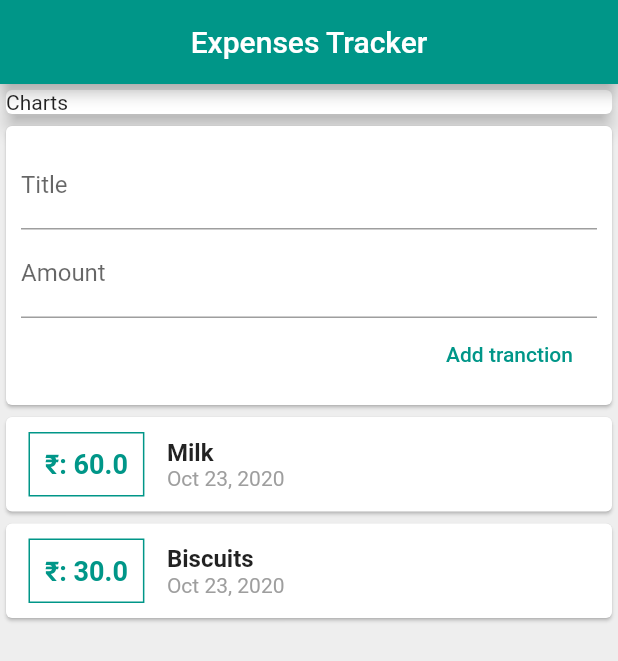
After one commit to guharoyAntik/expensesTracker, a Flutter app: the screen it shows after launch, on a phone screen of 412 x 824 dp. The commit adds this screen. Shown: the top 661 px of the screen. Run offline on Flutter 3.47's test engine with Material 2 defaults, Android fonts, the phone set to English and light mode, and no system bars.

Commit message:
New transactions can now be added

```diff
--- /dev/null
+++ b/lib/widgets/new_transcation.dart
@@ -0,0 +1,47 @@
+import 'package:flutter/material.dart';
+
+class NewTransaction extends StatelessWidget {
+  final titleController = TextEditingController();
+  final amountController = TextEditingController();
+  final Function addTransaction;
+
+  NewTransaction(this.addTransaction);
+
+  @override
+  Widget build(BuildContext context) {
+    return Card(
+      child: Container(
+        padding: EdgeInsets.all(10),
+        child: Column(
+          crossAxisAlignment: CrossAxisAlignment.end,
+          children: [
+            TextField(
+              decoration: InputDecoration(
+                labelText: 'Title',
+              ),
+              controller: titleController,
+            ),
+            TextField(
+              decoration: InputDecoration(
+                labelText: 'Amount',
+              ),
+              controller: amountController,
+            ),
+            FlatButton(
+              onPressed: () {
+                addTransaction(
+                  titleController.text,
+                  double.parse(amountController.text),
+                );
+              },
+              child: Text(
+                'Add tranction',
+                style: TextStyle(color: Colors.teal),
+              ),
+            )
+          ],
+        ),
+      ),
+    );
+  }
+}
--- /dev/null
+++ b/lib/widgets/transaction_list.dart
@@ -0,0 +1,64 @@
+import 'package:flutter/material.dart';
+import 'package:intl/intl.dart';
+
+import '../models/transaction.dart';
+
+class TransactionList extends StatelessWidget {
+  final List<Transaction> transactions;
+
+  TransactionList(this.transactions);
+
+  @override
+  Widget build(BuildContext context) {
+    return Container(
+      height: 300,
+      child: ListView.builder(
+        itemBuilder: (context, idx) {
+          return Card(
+            child: Row(
+              children: [
+                Container(
+                  margin: EdgeInsets.symmetric(
+                    horizontal: 15,
+                    vertical: 10,
+                  ),
+                  padding: EdgeInsets.all(10),
+                  decoration: BoxDecoration(
+                    border: Border.all(color: Colors.teal),
+                  ),
+                  child: Text(
+                    '₹: ${transactions[idx].amount}',
+                    style: TextStyle(
+                      fontWeight: FontWeight.bold,
+                      fontSize: 18,
+                      color: Colors.teal,
+                    ),
+                  ),
+                ),
+                Column(
+                  crossAxisAlignment: CrossAxisAlignment.start,
+                  children: [
+                    Text(
+                      transactions[idx].title,
+                      style: TextStyle(
+                        fontWeight: FontWeight.bold,
+                        fontSize: 16,
+                      ),
+                    ),
+                    Text(
+                      DateFormat.yMMMd().format(transactions[idx].date),
+                      style: TextStyle(
+                        color: Colors.grey,
+                      ),
+                    ),
+                  ],
+                ),
+              ],
+            ),
+          );
+        },
+        itemCount: transactions.length,
+      ),
+    );
+  }
+}
--- /dev/null
+++ b/lib/widgets/user_transactions.dart
@@ -0,0 +1,49 @@
+import 'package:flutter/material.dart';
+
+import './new_transcation.dart';
+import './transaction_list.dart';
+import '../models/transaction.dart';
+
+class UserTransactions extends StatefulWidget {
+  @override
+  _UserTransactionsState createState() => _UserTransactionsState();
+}
+
+class _UserTransactionsState extends State<UserTransactions> {
+  final List<Transaction> _transactions = [
+    Transaction(
+      id: 't1',
+      title: 'Milk',
+      amount: 60,
+      date: DateTime.now(),
+    ),
+    Transaction(
+      id: 't2',
+      title: 'Biscuits',
+      amount: 30,
+      date: DateTime.now(),
+    ),
+  ];
+
+  void _addTransaction(String title, double amount) {
+    final newTx = Transaction(
+        id: DateTime.now().toString(),
+        title: title,
+        amount: amount,
+        date: DateTime.now());
+
+    setState(() {
+      _transactions.add(newTx);
+    });
+  }
+
+  @override
+  Widget build(BuildContext context) {
+    return Column(
+      children: [
+        NewTransaction(_addTransaction),
+        TransactionList(_transactions),
+      ],
+    );
+  }
+}
```
Also changed, not shown: lib/main.dart (+4 -92 lines), lib/models/transaction.dart (renamed from lib/transaction.dart).
